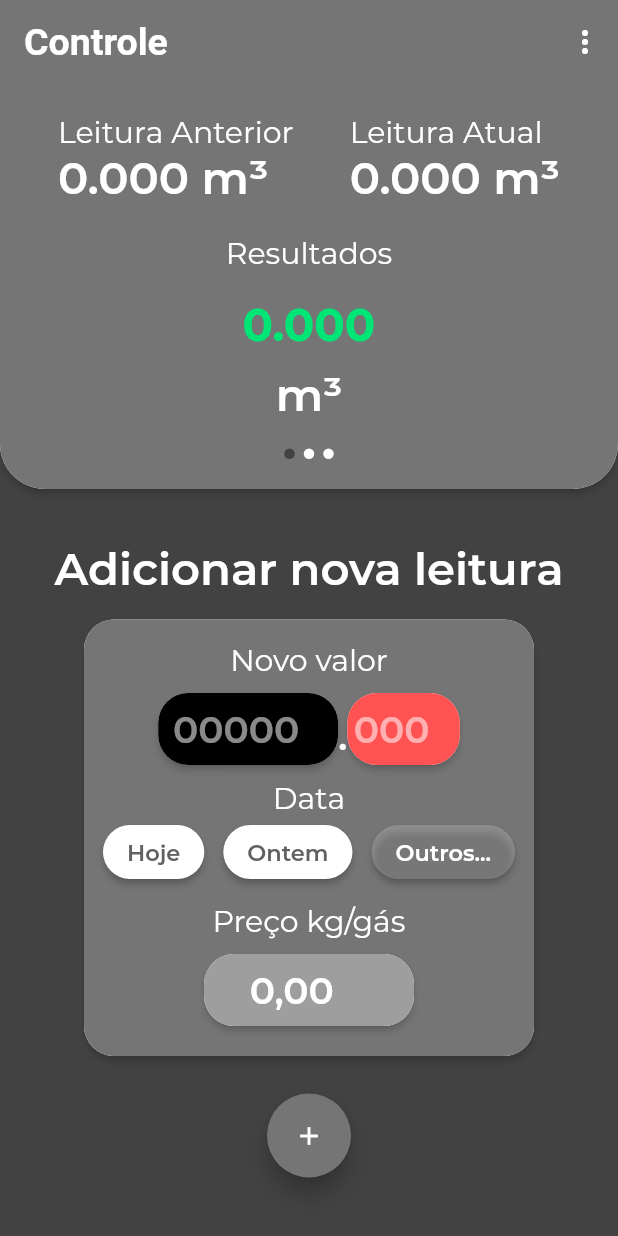
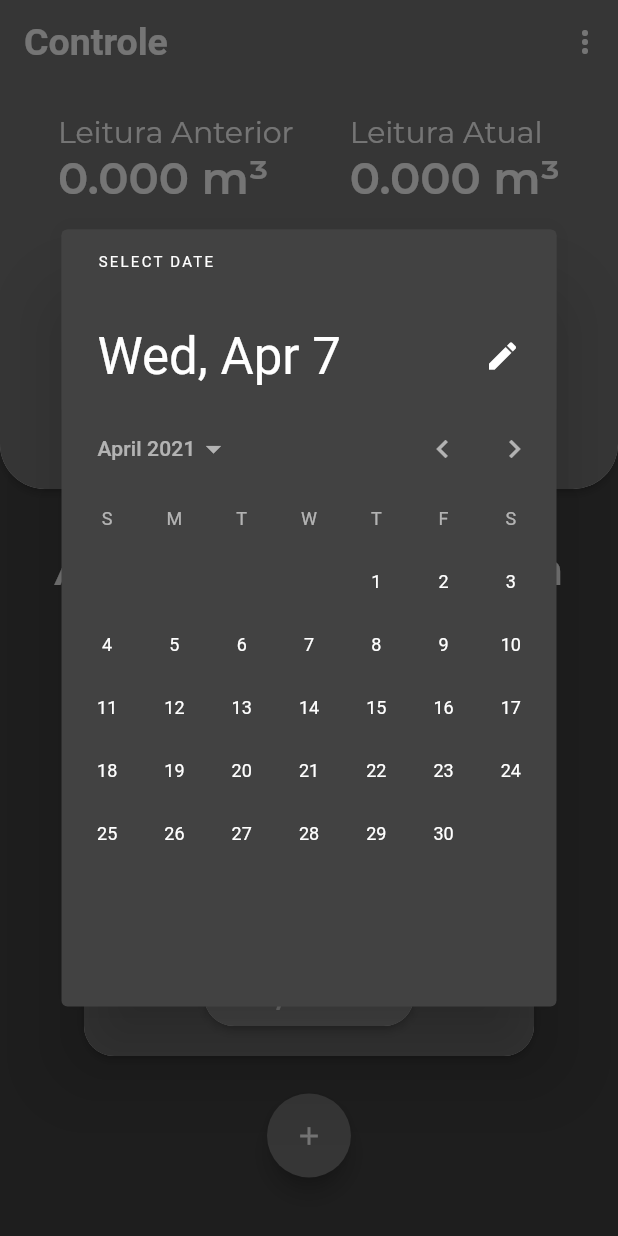
Before and after one commit to mtbossa/gas-control, a Flutter app: the screen it shows after launch, after a tap on "Outros...", on a phone screen of 412 x 824 dp. Run offline on Flutter 3.47's test engine with Material 2 defaults, Android fonts, the light colour scheme and no system bars; our stand-ins replace flutter_masked_text, sqflite; accounts and stored records are empty.

Commit message:
Working data picker

```diff
--- a/lib/app/components/home_view/container_input.dart
+++ b/lib/app/components/home_view/container_input.dart
@@ -12,6 +12,9 @@ class ContainerInput extends StatelessWidget {
   final MoneyMaskedTextController gasPriceTextController;
   final List<Leitura> listLeituras;
   final Function dateSelection;
+  final String date;
+  final String dateText;
+  final String datePressed;
 
   final textStyleValue = TextStyle(
     fontSize: 25,
@@ -25,6 +28,9 @@ class ContainerInput extends StatelessWidget {
     @required this.newIntValueTextController,
     @required this.newDecimalValueTextController,
     @required this.dateSelection,
+    @required this.date,
+    @required this.dateText,
+    @required this.datePressed,
   }) : super(key: key);
 
   @override
@@ -73,7 +79,10 @@ class ContainerInput extends StatelessWidget {
                     ),
                   ),
                   InputDate(
+                    date: date,
+                    dateText: dateText,
                     dateSelection: dateSelection,
+                    datePressed: datePressed,
                   ),
                   Padding(
                     padding: const EdgeInsets.all(10.0),
--- a/lib/app/components/home_view/input_date.dart
+++ b/lib/app/components/home_view/input_date.dart
@@ -1,21 +1,18 @@
 import 'package:flutter/material.dart';
 
-class InputDate extends StatefulWidget {
+class InputDate extends StatelessWidget {
   final Function dateSelection;
+  final String date;
+  final String dateText;
+  final String datePressed;
 
   InputDate({
     Key key,
     @required this.dateSelection,
+    @required this.date,
+    @required this.dateText,
+    @required this.datePressed,
   }) : super(key: key);
-
-  @override
-  _InputDateState createState() => _InputDateState();
-}
-
-class _InputDateState extends State<InputDate> {
-  bool _pressedHoje = false;
-  bool _pressedOntem = false;
-  bool _pressedOutro = false;
 
   final textNotPressed = TextStyle(
     color: Colors.grey[700],
@@ -36,8 +33,9 @@ class _InputDateState extends State<InputDate> {
       children: [
         ElevatedButton(
           style: ElevatedButton.styleFrom(
-            primary:
-                _pressedHoje ? Colors.white.withOpacity(0.2) : Colors.white,
+            primary: (datePressed == "Hoje")
+                ? Colors.white.withOpacity(0.2)
+                : Colors.white,
             shadowColor: Colors.black.withOpacity(1),
             elevation: 2,
             shape: RoundedRectangleBorder(
@@ -45,22 +43,18 @@ class _InputDateState extends State<InputDate> {
             ),
           ),
           onPressed: () {
-            setState(() {
-              _pressedHoje = !_pressedHoje;
-              _pressedOntem = false;
-              _pressedOutro = false;
-            });
-            if (_pressedHoje) widget.dateSelection("Hoje");
+            dateSelection("Hoje");
           },
           child: Text(
             "Hoje",
-            style: _pressedHoje ? textPressed : textNotPressed,
+            style:  (datePressed == "Hoje") ? textPressed : textNotPressed,
           ),
         ),
         ElevatedButton(
           style: ElevatedButton.styleFrom(
-            primary:
-                _pressedOntem ? Colors.white.withOpacity(0.2) : Colors.white,
+            primary: (datePressed == "Ontem")
+                ? Colors.white.withOpacity(0.2)
+                : Colors.white,
             shadowColor: Colors.black.withOpacity(1),
             elevation: 2,
             shape: RoundedRectangleBorder(
@@ -68,22 +62,18 @@ class _InputDateState extends State<InputDate> {
             ),
           ),
           onPressed: () {
-            setState(() {
-              _pressedHoje = false;
-              _pressedOntem = !_pressedOntem;
-              _pressedOutro = false;
-            });
-            if (_pressedOntem) widget.dateSelection("Ontem");
+            dateSelection("Ontem");
           },
           child: Text(
             "Ontem",
-            style: _pressedOntem ? textPressed : textNotPressed,
+            style:(datePressed == "Ontem") ? textPressed : textNotPressed,
           ),
         ),
         ElevatedButton(
           style: ElevatedButton.styleFrom(
-            primary:
-                _pressedOutro ? Colors.white.withOpacity(0.2) : Colors.white,
+            primary: (datePressed == "Outros")
+                ? Colors.white.withOpacity(0.2)
+                : Colors.white,
             shadowColor: Colors.black.withOpacity(1),
             elevation: 2,
             shape: RoundedRectangleBorder(
@@ -91,16 +81,11 @@ class _InputDateState extends State<InputDate> {
             ),
           ),
           onPressed: () {
-            setState(() {
-              _pressedHoje = false;
-              _pressedOntem = false;
-              _pressedOutro = !_pressedOutro;
-            });
-            if (_pressedOutro) widget.dateSelection("Outros");
+            dateSelection("Outros");
           },
           child: Text(
-            "Outros...",
-            style: _pressedOutro ? textPressed : textNotPressed,
+            "$dateText",
+            style: (datePressed == "Outros") ? textPressed : textNotPressed,
           ),
         ),
       ],
--- a/lib/app/components/home_view/input_gas.dart
+++ b/lib/app/components/home_view/input_gas.dart
@@ -66,7 +66,9 @@ class InputGas extends StatelessWidget {
         ),
         Padding(
           padding: const EdgeInsets.only(
-            top: 10.0,
+            top: 15.0,
+            right: 2.0,
+            left: 2.0,
           ),
           child: dotOrComma(),
         ),
--- a/lib/app/views/home_view.dart
+++ b/lib/app/views/home_view.dart
@@ -26,7 +26,6 @@ class _HomeViewState extends State<HomeView> {
       TextEditingController();
   TextEditingController _newFirstDecimalValueTextController =
       TextEditingController();
-
   TextEditingController _newIntValueTextController = TextEditingController();
   TextEditingController _newDecimalValueTextController =
       TextEditingController();
@@ -34,6 +33,8 @@ class _HomeViewState extends State<HomeView> {
       MoneyMaskedTextController();
 
   String date;
+  String dateText = "Outros...";
+  String datePressed = "";
 
   final textStyleTitle = TextStyle(
     fontSize: 17,
@@ -123,7 +124,10 @@ class _HomeViewState extends State<HomeView> {
                         newIntValueTextController: _newIntValueTextController,
                         gasPriceTextController: _gasPriceTextController,
                         listLeituras: listLeituras,
-                        dateSelection: dateSelection,
+                        dateSelection: _dateSelection,
+                        date: date,
+                        dateText: dateText,
+                        datePressed: datePressed,
                       ),
                       SizedBox(
                         height: 25,
@@ -416,6 +420,7 @@ class _HomeViewState extends State<HomeView> {
     }
     // TODO create snackbar saying that the value must be greater than previous.
     _clearTextFields();
+    resetDateFields();
   }
 
   void _clearTextFields() {
@@ -441,21 +446,72 @@ class _HomeViewState extends State<HomeView> {
     });
   }
 
-  dateSelection(String dateSelection) {
+  void _dateSelection(String dateSelection) {
     if (dateSelection == "Hoje") {
-      DateTime now = DateTime.now();
-      date = DateFormat("dd - MM - yyyy").format(now);
+      setState(() {
+        datePressed = "Hoje";
+      });
+
+      DateTime _now = DateTime.now();
+      date = DateFormat("dd - MM - yyyy").format(_now);
       print("date: $date");
     } else if (dateSelection == "Ontem") {
-      DateTime now = DateTime.now().subtract(
+      setState(() {
+        datePressed = "Ontem";
+      });
+
+      DateTime _now = DateTime.now().subtract(
         Duration(
           days: 1,
         ),
       );
-      date = DateFormat("dd - MM - yyyy").format(now);
+
+      date = DateFormat("dd - MM - yyyy").format(_now);
       print("date ontem: $date");
     } else {
-      print("Outros");
+      datePressed = "Outros";
+      print("date before show calendar: $date");
+
+      _showCalendar(context);
+
+      print("date after show calendar: $date");
+      print("dateText: $dateText");
     }
   }
+
+  Future<Null> _showCalendar(BuildContext context) async {
+    DateTime _pickedDate = await showDatePicker(
+      context: context,
+      initialDate: DateTime.now(),
+      firstDate: DateTime(2000),
+      lastDate: DateTime(2100),
+      builder: (BuildContext context, Widget child) {
+        return Theme(
+          data: ThemeData.dark().copyWith(
+            colorScheme: ColorScheme.dark(
+              primary: Colors.grey[800],
+              onPrimary: Colors.white,
+              surface: Colors.grey[800],
+              onSurface: Colors.white,
+            ),
+            dialogBackgroundColor: Colors.grey[600],
+          ),
+          child: child,
+        );
+      },
+    );
+    setState(() {
+      if (_pickedDate != null) {
+        date = DateFormat("dd - MM - yyyy").format(_pickedDate);
+        dateText = DateFormat("dd/MMM").format(_pickedDate);
+      }
+    });
+
+    print("date: $date");
+  }
+
+  void resetDateFields() {
+    datePressed = "";
+    dateText = "Outros ...";
+  }
 }
--- a/lib/main.dart
+++ b/lib/main.dart
@@ -9,6 +9,7 @@ class AppWidget extends StatelessWidget {
   Widget build(BuildContext context) {
     return MaterialApp(
       theme: ThemeData(
+        accentColor: Colors.grey[800],
         appBarTheme: AppBarTheme(
           titleTextStyle: TextStyle(
             color: Colors.white,
--- a/pubspec.yaml
+++ b/pubspec.yaml
@@ -33,6 +33,8 @@ dependencies:
   # Provides functions that allow to define the path
   # for storing the database
   path_provider: ^1.4.5
+
+
 
   # The following adds the Cupertino Icons font to your application.
   # Use with the CupertinoIcons class for iOS style icons.
```
